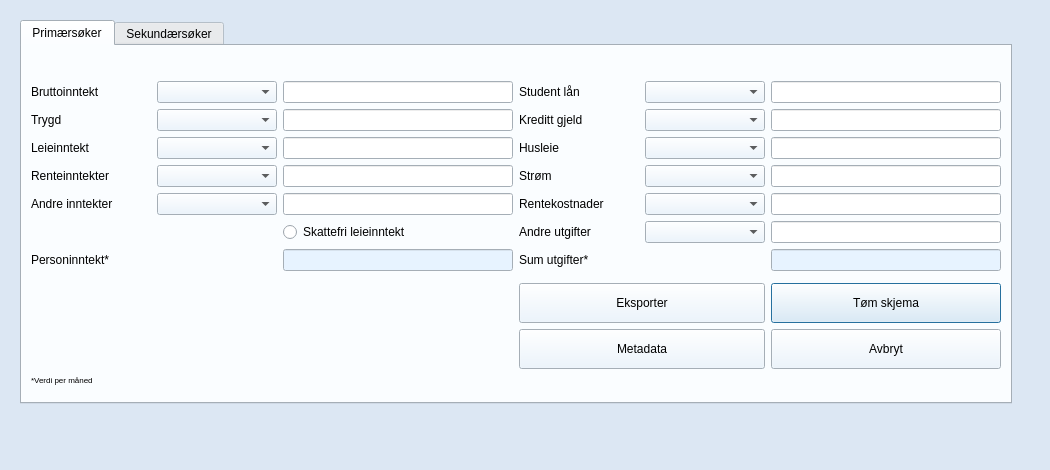
First picture: the form in source/ui/views/forms/budget_form.ui, repository seemir/stressa, before the edit.
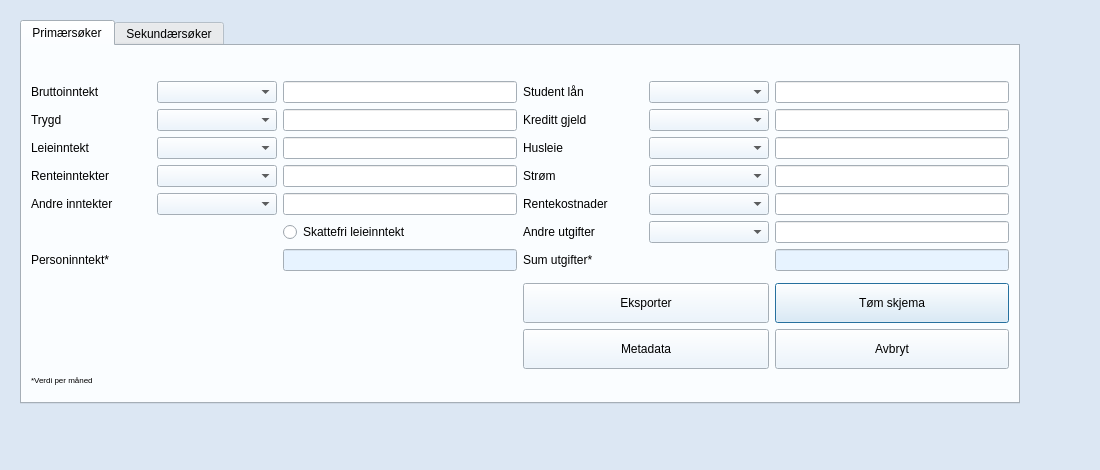
Second picture: the form after the edit. Icons and pictures are not drawn.

The edit to the form file:
```diff
--- a/source/ui/views/forms/budget_form.ui
+++ b/source/ui/views/forms/budget_form.ui
@@ -6,7 +6,7 @@
    <rect>
     <x>0</x>
     <y>0</y>
-    <width>1050</width>
+    <width>1100</width>
     <height>470</height>
    </rect>
   </property>
@@ -18,7 +18,7 @@
   </property>
   <property name="minimumSize">
    <size>
-    <width>1050</width>
+    <width>1100</width>
     <height>470</height>
    </size>
   </property>
@@ -479,7 +479,7 @@
        <rect>
         <x>0</x>
         <y>0</y>
-        <width>1032</width>
+        <width>1082</width>
         <height>452</height>
        </rect>
       </property>
@@ -902,14 +902,14 @@
        <item row="0" column="0">
         <widget class="QTabWidget" name="tab_widget_budget">
          <property name="sizePolicy">
-          <sizepolicy hsizetype="Preferred" vsizetype="Fixed">
+          <sizepolicy hsizetype="Preferred" vsizetype="Preferred">
            <horstretch>0</horstretch>
            <verstretch>0</verstretch>
           </sizepolicy>
          </property>
          <property name="minimumSize">
           <size>
-           <width>0</width>
+           <width>1000</width>
            <height>0</height>
           </size>
          </property>
```
Left out of the diff: 10 changed lines with no effect on the pictures.
